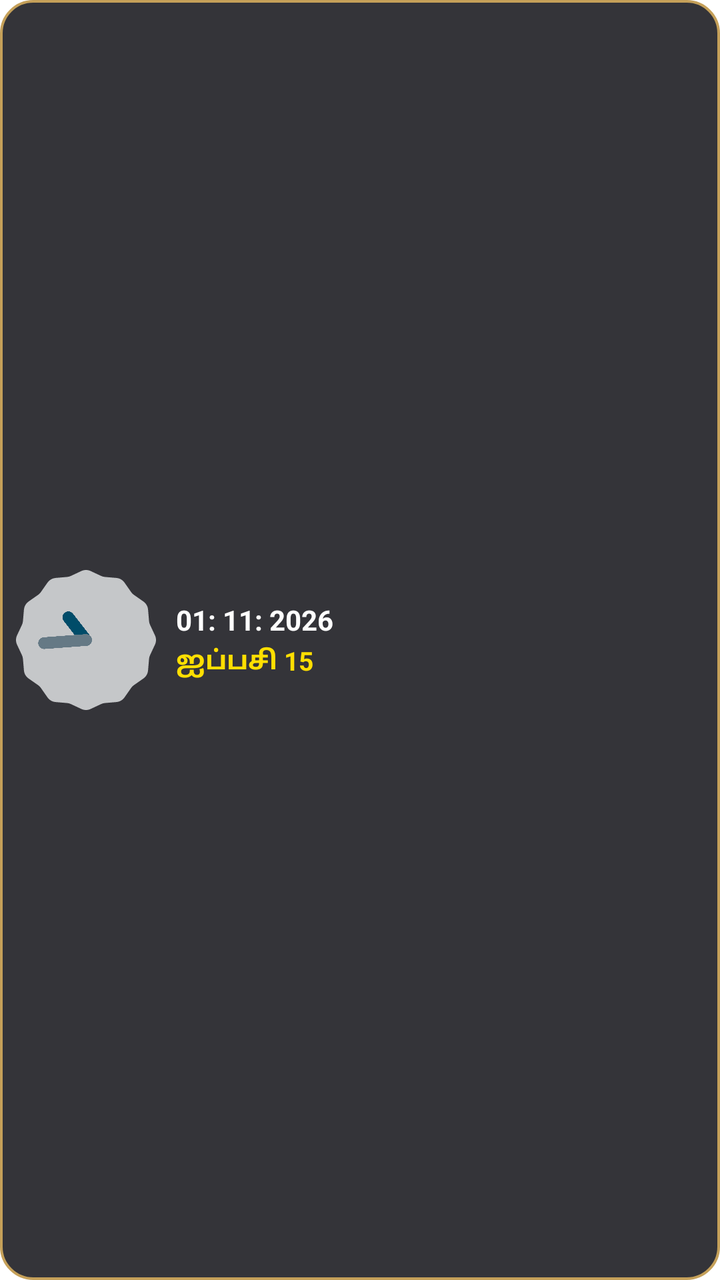
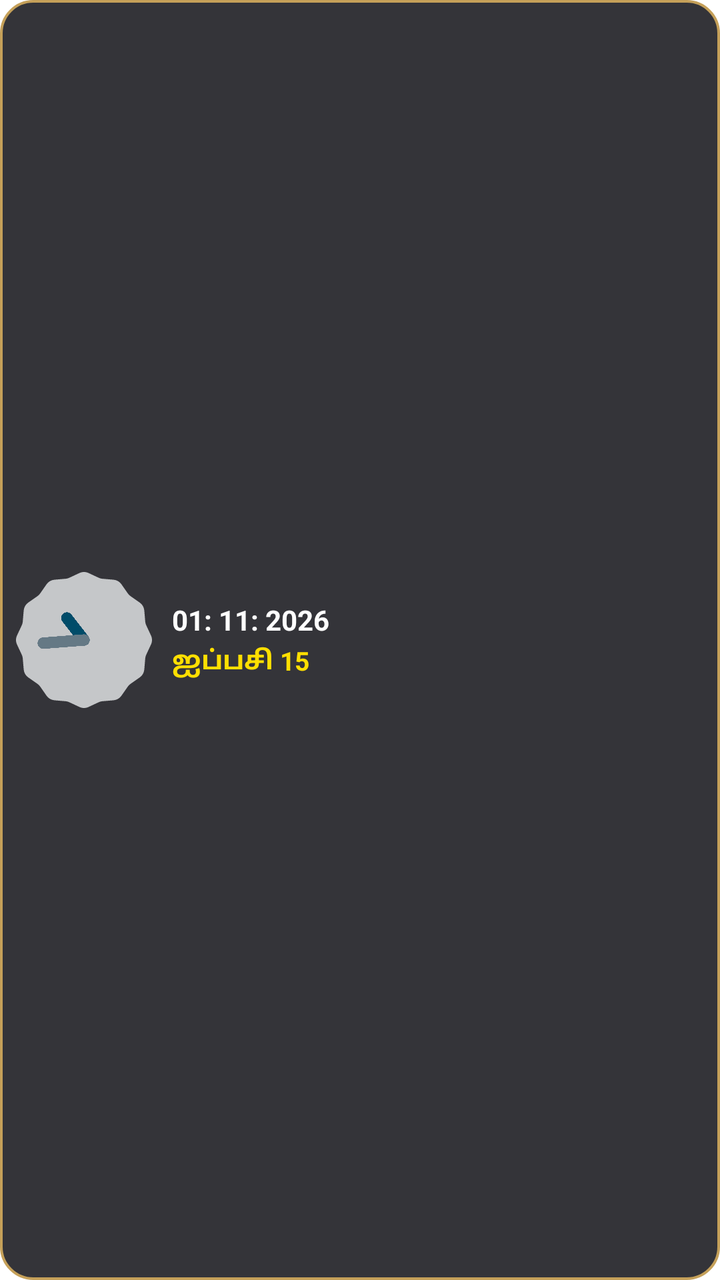

Compare the two renders of this Android layout. The source of the first and the diff that turns it into the second are given below.
<!-- AndroidManifest.xml: application theme Theme.MaterialComponents.DayNight.NoActionBar -->
<!-- res/layout/widget_layout_2x1.xml -->
<?xml version="1.0" encoding="utf-8"?>
<LinearLayout
    xmlns:android="http://schemas.android.com/apk/res/android"
    android:id="@+id/widget_root"
    android:layout_width="match_parent"
    android:layout_height="match_parent"
    android:orientation="horizontal"
    android:gravity="center_vertical"
    android:padding="8dp"
    android:background="@drawable/widget_surface_bg">

    
    <FrameLayout
        android:layout_width="70dp"
        android:layout_height="70dp"
        android:layout_gravity="center_vertical">

        <AnalogClock
            android:id="@+id/analog_clock"
            android:layout_width="match_parent"
            android:layout_height="match_parent"
            android:visibility="visible" />

        <TextClock
            android:id="@+id/digital_clock"
            android:layout_width="match_parent"
            android:layout_height="match_parent"
            android:gravity="center"
            android:format12Hour="hh:mm a"
            android:format23Hour="HH:mm"
            android:textColor="#FFDF00"
            android:textSize="15sp"
            android:textStyle="bold"
            android:visibility="gone" />
    </FrameLayout>

    
    <LinearLayout
        android:layout_width="match_parent"
        android:layout_height="wrap_content"
        android:orientation="vertical"
        android:layout_marginStart="10dp"
        android:gravity="center_vertical">

        
        <TextView
            android:id="@+id/tv_widget_greg_date"
            android:layout_width="wrap_content"
            android:layout_height="wrap_content"
            android:textColor="#FFFFFF"
            android:textSize="14sp"
            android:textStyle="bold"
            android:text="01: 11: 2026" />

        
        <TextView
            android:id="@+id/tv_widget_tamil_date"
            android:layout_width="wrap_content"
            android:layout_height="wrap_content"
            android:layout_marginTop="2dp"
            android:textColor="#FFDF00"
            android:textSize="13sp"
            android:textStyle="bold"
            android:text="ஐப்பசி 15" />
    </LinearLayout>
</LinearLayout>
<!-- resources referenced by this layout -->
<resources>
  <!-- drawable widget_surface_bg (drawable) -->
  <?xml version="1.0" encoding="utf-8"?>
  <shape xmlns:android="http://schemas.android.com/apk/res/android"
      android:shape="rectangle">
      <solid android:color="#E61E1E24" />
      <corners android:radius="16dp" />
      <stroke
          android:width="1.2dp"
          android:color="#C5A059" />
  </shape>
</resources>

<!-- the commit's change to res/layout/widget_layout_2x1.xml (unified diff, before → after) -->
@@ -11,8 +11,8 @@
 
     
     <FrameLayout
-        android:layout_width="70dp"
-        android:layout_height="70dp"
+        android:layout_width="68dp"
+        android:layout_height="68dp"
         android:layout_gravity="center_vertical">
 
         <AnalogClock
@@ -27,7 +27,7 @@
             android:layout_height="match_parent"
             android:gravity="center"
             android:format12Hour="hh:mm a"
-            android:format23Hour="HH:mm"
+            android:format24Hour="HH:mm"
             android:textColor="#FFDF00"
             android:textSize="15sp"
             android:textStyle="bold"
@@ -42,7 +42,6 @@
         android:layout_marginStart="10dp"
         android:gravity="center_vertical">
 
-        
         <TextView
             android:id="@+id/tv_widget_greg_date"
             android:layout_width="wrap_content"
@@ -52,7 +51,6 @@
             android:textStyle="bold"
             android:text="01: 11: 2026" />
 
-        
         <TextView
             android:id="@+id/tv_widget_tamil_date"
             android:layout_width="wrap_content"
